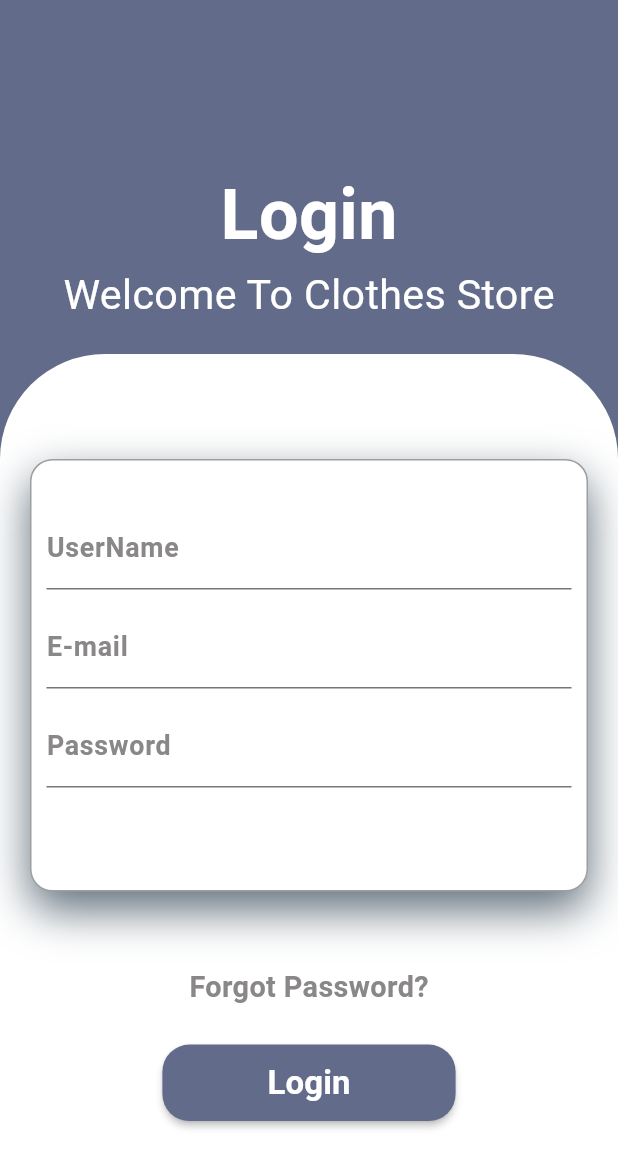
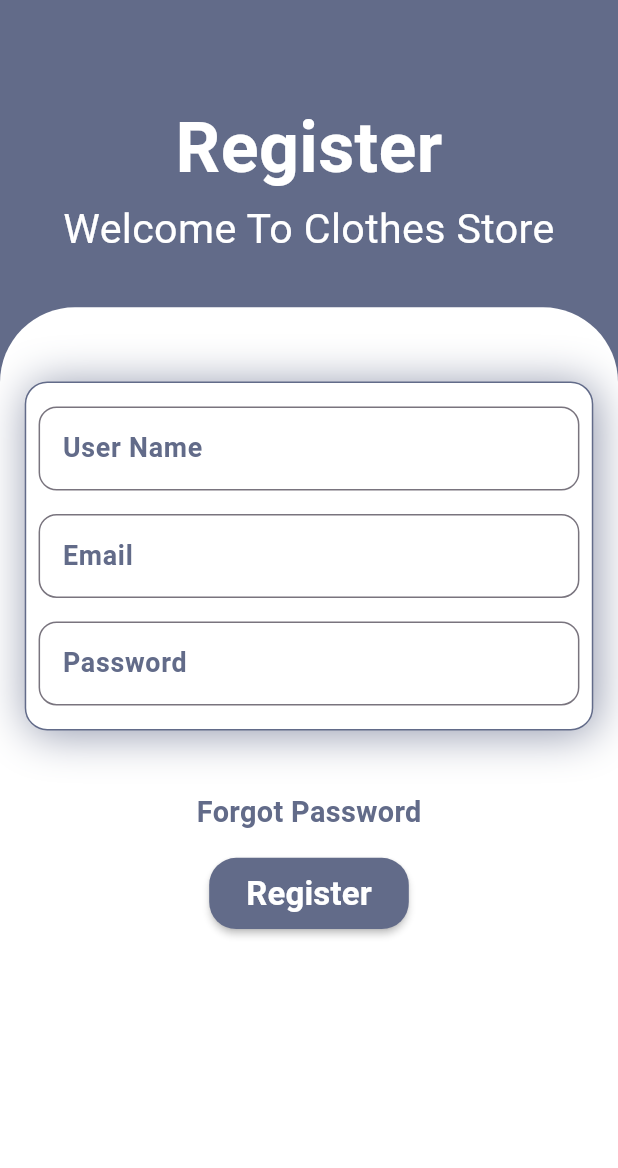
Before and after one commit to MirnaHasan/clothingapp, a Flutter app: the screen it shows after launch, on a phone screen of 412 x 824 dp. Shown: the top 1168 px of the screen. Run offline on Flutter 3.47's test engine with Material 3 defaults, Android fonts, the phone set to English and light mode, and no system bars; our stand-ins replace device_preview, firebase_core, get, shared_preferences; accounts and stored records are empty.

Commit message:
edit some code

```diff
--- a/lib/Helper/Translation/LanguageTranslation.dart
+++ b/lib/Helper/Translation/LanguageTranslation.dart
@@ -2,9 +2,35 @@ import 'package:get/get.dart';
 
 class Words extends Translations {
   static const appName = 'appName';
+  static const login = 'login';
+  static const welcome = 'welcome';
+  static const register = 'register';
+  static const forgotPassword = 'forgotPassword';
+  static const userName = 'userName';
+  static const password = 'password';
+  static const email = 'email';
+
   @override
   Map<String, Map<String, String>> get keys => {
-        'ar': {appName: 'متجر ملابس'},
-        'en': {appName: "Clothes Store"},
+        'ar': {
+          appName: 'متجر ملابس',
+          login: 'تسجيل الدخول',
+          welcome: "مرحبا بك في متجر ملابس",
+          register: 'تسجيل جديد',
+          forgotPassword: 'نسيت كلمة المرور',
+          userName : 'اسم المستخدم',
+          password : 'كلمة السر',
+          email : 'البريد الالكتروني',
+        },
+        'en': {
+          appName: "Clothes Store",
+          login: 'Login',
+          welcome: "Welcome To Clothes Store",
+          register: 'Register',
+          forgotPassword: 'Forgot Password',
+          userName : 'User Name',
+          password : 'Password',
+          email : 'Email',
+        },
       };
 }
--- a/lib/View/Style/ScreenSize.dart/ScreenSize.dart
+++ b/lib/View/Style/ScreenSize.dart/ScreenSize.dart
@@ -3,6 +3,11 @@ import 'package:flutter/material.dart';
 extension ScreenSize on BuildContext {
   bool get isLandscape =>
       MediaQuery.of(this).orientation == Orientation.landscape;
+
+
+  double get height => MediaQuery.sizeOf(this).height;
+
+  double get width => MediaQuery.sizeOf(this).width;
 
   // ! this to calculate height screen part from 100;
   double getHeight(double? h) {
@@ -20,9 +25,9 @@ extension ScreenSize on BuildContext {
 
 // ! here to return font size in all screen
   double getFontSize(double? f) {
-     if (f == null) return 12;
-  return isLandscape
-      ? (MediaQuery.sizeOf(this).height / 3) * f / 100
-      : (MediaQuery.sizeOf(this).width / 3) * f / 100;
+    if (f == null) return 12;
+    return isLandscape
+        ? (MediaQuery.sizeOf(this).height / 3) * f / 100
+        : (MediaQuery.sizeOf(this).width / 3) * f / 100;
   }
 }
--- a/lib/View/Style/colorApp/colorsApp.dart
+++ b/lib/View/Style/colorApp/colorsApp.dart
@@ -1,9 +1,12 @@
-import 'dart:ui';
+
+import 'package:flutter/material.dart';
 
 class ColorApp {
   ColorApp._();
 
-static  Color black = const Color(0xFF212121);
+
+
+static  Color background = const  Color.fromARGB(255, 98, 107, 137);
 
 static Color gray = const Color(0xfff5f5f5);
 
--- a/lib/View/screens/homepagescreen.dart
+++ b/lib/View/screens/homepagescreen.dart
@@ -8,16 +8,9 @@ class Homepagescreen extends StatelessWidget {
 
   @override
   Widget build(BuildContext context) {
-    return Scaffold(
-      // appBar: AppBar(
-      //   actions: const [],
-      //   centerTitle: true,
-      //    title: Text(Words.appName.tr),
-      //   // leading: const Center(child: Text('data')),
-      // ),
-      // backgroundColor: Colors.white,
-      backgroundColor: Color.fromARGB(255, 98, 107, 137),
-      body: const Homepagebody(),
+    return const Scaffold(
+
+      body: Homepagebody(),
     );
   }
 }
--- a/lib/View/widgets/homepagebody.dart
+++ b/lib/View/widgets/homepagebody.dart
@@ -1,6 +1,10 @@
+import 'package:clothes_app/Helper/Log/LogApp.dart';
+import 'package:clothes_app/Helper/Translation/LanguageTranslation.dart';
 import 'package:clothes_app/View/Style/ScreenSize.dart/ScreenSize.dart';
+import 'package:clothes_app/View/Style/colorApp/colorsApp.dart';
 import 'package:flutter/material.dart';
 import 'package:flutter/widgets.dart';
+import 'package:get/get.dart';
 
 class Homepagebody extends StatefulWidget {
   const Homepagebody({super.key});
@@ -10,52 +14,48 @@ class Homepagebody extends StatefulWidget {
 }
 
 class _HomepagebodyState extends State<Homepagebody> {
+  final TextEditingController userName = TextEditingController();
+  final TextEditingController password = TextEditingController();
+  final TextEditingController email = TextEditingController();
+
   @override
   Widget build(BuildContext context) {
-    TextEditingController userName = TextEditingController();
-    TextEditingController password = TextEditingController();
-    TextEditingController email = TextEditingController();
     return Scaffold(
-      backgroundColor: const Color.fromARGB(255, 98, 107, 137),
+      backgroundColor: ColorApp.background,
       body: SingleChildScrollView(
-        child: Center(
         child: Padding(
-            padding: const EdgeInsets.only(top: 110.0),
+          //! هنا  ناخذ قياس من  كونيكست
+          padding: EdgeInsets.only(top: context.getHeight(8)),
           child: Column(
-              // mainAxisAlignment: MainAxisAlignment.spaceAround,
-
             children: [
+              //! يضاف الى ملف الترجمة
               Text(
-                  "Login",
+                Words.register.tr,
                 style: TextStyle(
                     color: Colors.white,
                     fontWeight: FontWeight.bold,
                     fontSize: context.getFontSize(34)),
               ),
+
               Text(
-                  "Welcome To Clothes Store",
+                Words.welcome.tr,
+                textAlign: TextAlign.center,
                 style: TextStyle(
                   fontSize: context.getFontSize(20),
                   color: Colors.white,
-                    // fontWeight: FontWeight.bold ,
                 ),
               ),
-                const SizedBox(
-                  height: 20,
+              SizedBox(
+                height: context.getHeight(4),
               ),
               Container(
-                  padding: const EdgeInsets.only(
-                    top: 40,
-                    left: 10,
-                    right: 10,
-                  ),
-                  height: context.getHeight(0.2) * 400,
-                  width: context.getWidth(0.2) * 600,
+                height: context.getHeight(100),
+                width: context.getWidth(100),
                 decoration: const BoxDecoration(
                   color: Colors.white,
                   borderRadius: BorderRadius.only(
-                      topLeft: Radius.circular(70),
-                      topRight: Radius.circular(70),
+                    topLeft: Radius.circular(50),
+                    topRight: Radius.circular(50),
                   ),
                 ),
                 child: Column(
@@ -63,69 +63,79 @@ class _HomepagebodyState extends State<Homepagebody> {
                     Stack(
                       children: [
                         Padding(
-                            padding: const EdgeInsets.only(
-                                top: 30.0, left: 10, right: 10),
+                          padding: EdgeInsets.only(
+                            top: context.getHeight(6),
+                            right: context.getWidth(4),
+                            left: context.getWidth(4),
+                          ),
                           child: Container(
+                            padding: EdgeInsets.only(
+                              right: context.getWidth(2),
+                              left: context.getWidth(2),
+                            ),
                             decoration: BoxDecoration(
                                 boxShadow: [
                                   BoxShadow(
-                                      // spreadRadius: 25,
                                     blurRadius: 25,
-                                      offset: const Offset(0, 12),
-                                      color:
-                                          const Color.fromARGB(255, 27, 48, 65)
-                                              .withOpacity(0.7),
+                                    offset: const Offset(2, 2),
+                                    color: ColorApp.background.withOpacity(0.7),
                                   )
                                 ],
                                 color: Colors.white,
-                                  border: Border.all(color: Colors.grey),
+                                border: Border.all(color: ColorApp.background),
                                 borderRadius: BorderRadius.circular(15)),
-                              height: context.getHeight(0.1) * 350,
-                              width: context.getWidth(0.6) * 300,
-                              child: Padding(
-                                padding: const EdgeInsets.only(
-                                    top: 30.0, right: 10, left: 10, bottom: 30),
+                            width: context.getWidth(93),
                             child: Column(
                               children: [
-                                    customTextformfield("UserName", userName),
-                                    const SizedBox(height: 10),
-                                    customTextformfield("E-mail", email),
-                                    const SizedBox(height: 10),
-                                    customTextformfield("Password", password),
-                                    const SizedBox(height: 10),
+                                SizedBox(height: context.getHeight(1.9)),
+                                CustomTextformfield(
+                                    title: Words.userName.tr,
+                                    controller: userName),
+                                SizedBox(height: context.getHeight(1.9)),
+                                CustomTextformfield(
+                                    title: Words.email.tr, controller: email),
+                                SizedBox(height: context.getHeight(1.9)),
+                                CustomTextformfield(
+                                    title: Words.password.tr,
+                                    controller: password),
+                                SizedBox(height: context.getHeight(1.9)),
                               ],
-                                ),
                             ),
                           ),
                         ),
                       ],
                     ),
                     SizedBox(
-                        height: 50,
+                      height: context.getHeight(5),
                     ),
                     Text(
-                        "Forgot Password?",
+                      Words.forgotPassword.tr,
                       style: TextStyle(
                           fontSize: context.getFontSize(14),
-                            color: const Color.fromARGB(255, 137, 135, 135),
+                          color: ColorApp.background,
                           fontWeight: FontWeight.bold),
                     ),
-                      SizedBox(
-                        height: 25,
-                      ),
+                    SizedBox(height: context.getHeight(2)),
                     MaterialButton(
-                        padding:
-                            EdgeInsets.symmetric(vertical: 10, horizontal: 70),
+                      padding: EdgeInsets.symmetric(
+                          vertical: context.getHeight(1),
+                          horizontal: context.getWidth(6)),
                       shape: RoundedRectangleBorder(
                           borderRadius: BorderRadius.circular(18)),
-                        color: Color.fromARGB(255, 98, 107, 137),
-                        onPressed: () {},
+                      color: ColorApp.background,
+                      onPressed: () {
+                        //!
+                        logSuccess(userName.text);
+                        logSuccess(password.text);
+                        logSuccess(email.text);
+                      },
                       child: Text(
-                          "Login",
+                        Words.register.tr,
                         style: TextStyle(
                           fontSize: context.getFontSize(16),
                           fontWeight: FontWeight.bold,
-                              color: Colors.white),
+                          color: Colors.white,
+                        ),
                       ),
                     )
                   ],
@@ -135,19 +145,37 @@ class _HomepagebodyState extends State<Homepagebody> {
           ),
         ),
       ),
-      ),
     );
   }
+}
 
-  TextFormField customTextformfield(
-      String title, TextEditingController controoler) {
+class CustomTextformfield extends StatelessWidget {
+  const CustomTextformfield({
+    super.key,
+    required this.title,
+    required this.controller,
+  });
+  final String title;
+  final TextEditingController controller;
+
+  @override
+  Widget build(BuildContext context) {
     return TextFormField(
+      controller: controller,
       decoration: InputDecoration(
+        border: OutlineInputBorder(
+          borderRadius: BorderRadius.circular(12),
+          borderSide: BorderSide(width: 1, color: ColorApp.background),
+        ),
+        focusedBorder: OutlineInputBorder(
+          borderRadius: BorderRadius.circular(12),
+          borderSide: BorderSide(width: 1, color: ColorApp.background),
+        ),
         label: Text(
           title,
           style: TextStyle(
               fontSize: context.getFontSize(13),
-              color: const Color.fromARGB(255, 137, 135, 135),
+              color: ColorApp.background,
               fontWeight: FontWeight.bold),
         ),
       ),
--- a/lib/main.dart
+++ b/lib/main.dart
@@ -4,13 +4,15 @@ import 'package:clothes_app/Helper/Log/LogApp.dart';
 import 'package:clothes_app/Helper/Service/initService.dart';
 import 'package:clothes_app/Helper/Translation/LanguageTranslation.dart';
 import 'package:clothes_app/View/screens/homepagescreen.dart';
+import 'package:device_preview/device_preview.dart';
+import 'package:flutter/foundation.dart';
 import 'package:flutter/material.dart';
 import 'package:get/get.dart';
 
 Future<void> main() async {
   await runZonedGuarded<Future<void>>(
     () async {
-    await WidgetsFlutterBinding.ensureInitialized();
+     WidgetsFlutterBinding.ensureInitialized();
       await initService();
       runApp(
         const MyApp(),
```
Also changed, not shown: pubspec.lock. Lines whose indentation alone changed are shown as unchanged.
